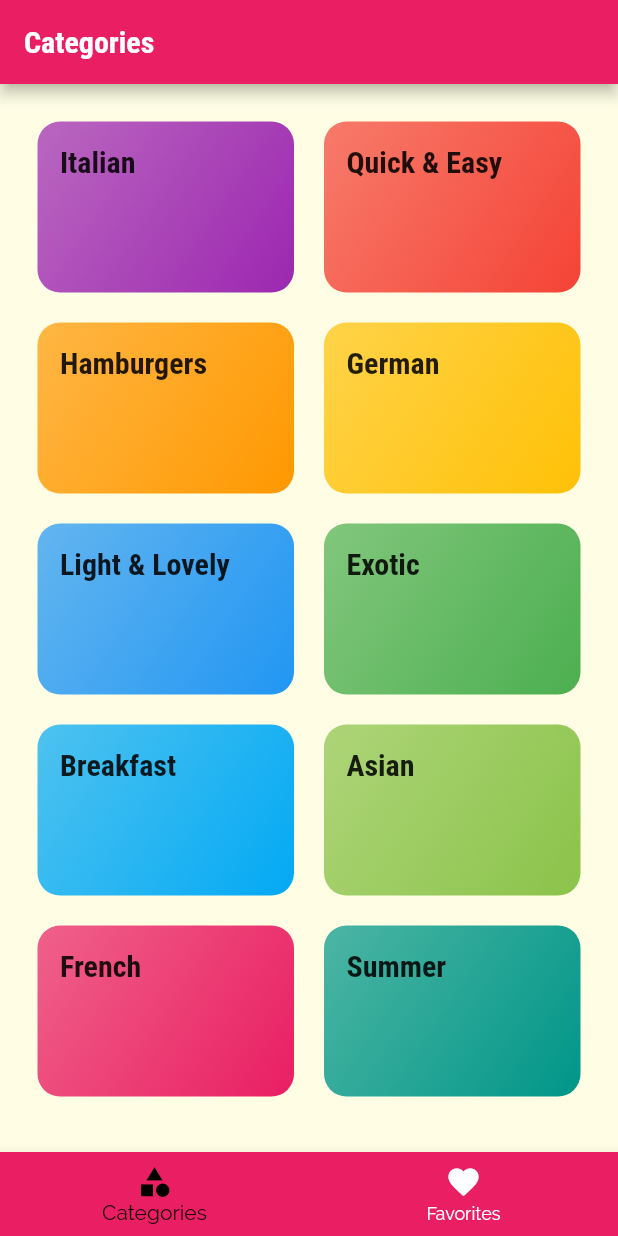
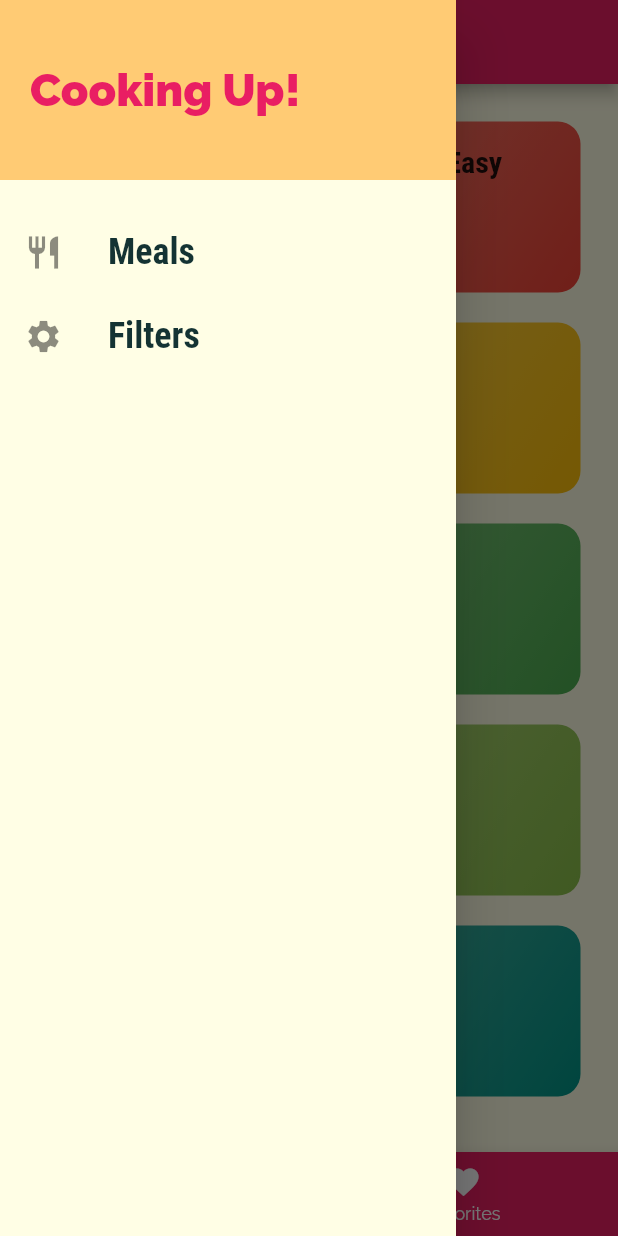
Before and after one commit to gemini30/Food_Recipe_App, a Flutter app: the screen it shows after launch, with the side drawer open (before the commit the screen has no drawer), on a phone screen of 412 x 824 dp. Run offline on Flutter 3.47's test engine with Material 2 defaults, Android fonts, the phone set to English and light mode, and no system bars.

Commit message:
Added drawers to the app

```diff
--- a/lib/main.dart
+++ b/lib/main.dart
@@ -1,7 +1,8 @@
 // ignore_for_file: prefer_const_constructors
 // ignore_for_file: prefer_const_literals_to_create_immutables
 import 'package:flutter/material.dart';
-import 'package:flutter_complete_guide/screens/tabs_screen.dart';
+import './screens/filters_screen.dart';
+import './screens/tabs_screen.dart';
 import './screens/meal_details_screen.dart';
 import './screens/category_meals_screen.dart';
 import './screens/categories_screen.dart';
@@ -15,7 +16,8 @@ class MyApp extends StatelessWidget {
       title: 'MealTime',
       theme: ThemeData(
         primarySwatch: Colors.pink,
-        accentColor: Colors.amber,
+        // accentColor: Colors.amber,
+        accentColor: Color(0xFFFFCB74),
         canvasColor: Color.fromRGBO(255, 254, 229, 1),
         fontFamily: 'Raleway',
         textTheme: ThemeData.light().textTheme.copyWith(
@@ -32,6 +34,7 @@ class MyApp extends StatelessWidget {
         '/': (ctx) => TabsScreen(),
         CategoryMealsScreen.routeName: (ctx) => CategoryMealsScreen(),
         MealDetailScreen.routeName: (ctx) => MealDetailScreen(),
+        FiltersScreen.routeName: (context) => FiltersScreen(),
       },
       // onGenerateRoute: (settings) {
       //   print(settings.arguments);
--- /dev/null
+++ b/lib/screens/filters_screen.dart
@@ -0,0 +1,19 @@
+// ignore_for_file: prefer_const_constructors
+// ignore_for_file: prefer_const_literals_to_create_immutables
+import 'package:flutter/material.dart';
+import '../widgets/main_drawer.dart';
+
+class FiltersScreen extends StatelessWidget {
+  static const routeName = '/filters';
+  @override
+  Widget build(BuildContext context) {
+    return Scaffold(
+        appBar: AppBar(
+          title: Text('Your Filters'),
+        ),
+        drawer: MainDrawer(),
+        body: Center(
+          child: Text('Filters!'),
+        ));
+  }
+}
--- a/lib/screens/tabs_screen.dart
+++ b/lib/screens/tabs_screen.dart
@@ -1,6 +1,7 @@
 // ignore_for_file: prefer_const_constructors
 // ignore_for_file: prefer_const_literals_to_create_immutables
 import 'package:flutter/material.dart';
+import '../widgets/main_drawer.dart';
 import '../screens/categories_screen.dart';
 import '../screens/favorites_screen.dart';
 
@@ -28,6 +29,7 @@ class _TabsScreenState extends State<TabsScreen> {
       appBar: AppBar(
         title: Text(_pages[_selectedPageIndex]['title']),
       ),
+      drawer: MainDrawer(),
       body: _pages[_selectedPageIndex]['page'],
       bottomNavigationBar: BottomNavigationBar(
         onTap: _selectPage,
--- /dev/null
+++ b/lib/widgets/main_drawer.dart
@@ -0,0 +1,56 @@
+// ignore_for_file: prefer_const_constructors
+// ignore_for_file: prefer_const_literals_to_create_immutables
+import 'package:flutter/material.dart';
+import '../screens/filters_screen.dart';
+
+class MainDrawer extends StatelessWidget {
+  Widget buildListTile(String title, IconData icon, Function tapHandler) {
+    return ListTile(
+      leading: Icon(
+        icon,
+        size: 26,
+      ),
+      title: Text(
+        title,
+        style: TextStyle(
+            fontFamily: 'RobotoCondensed',
+            fontSize: 24,
+            fontWeight: FontWeight.w700),
+      ),
+      onTap: tapHandler,
+    );
+  }
+
+  @override
+  Widget build(BuildContext context) {
+    return Drawer(
+      child: Column(
+        children: [
+          Container(
+            height: 120,
+            width: double.infinity,
+            padding: EdgeInsets.all(20),
+            alignment: Alignment.centerLeft,
+            color: Theme.of(context).accentColor,
+            child: Text(
+              'Cooking Up!',
+              style: TextStyle(
+                  fontWeight: FontWeight.w900,
+                  fontSize: 30,
+                  color: Theme.of(context).primaryColor),
+            ),
+          ),
+          SizedBox(
+            height: 20,
+          ),
+          buildListTile('Meals', Icons.restaurant, () {
+            Navigator.of(context).pushReplacementNamed('/');
+          }),
+          buildListTile('Filters', Icons.settings, () {
+            Navigator.of(context).pushReplacementNamed(FiltersScreen.routeName);
+          }),
+        ],
+      ),
+    );
+  }
+}
```
